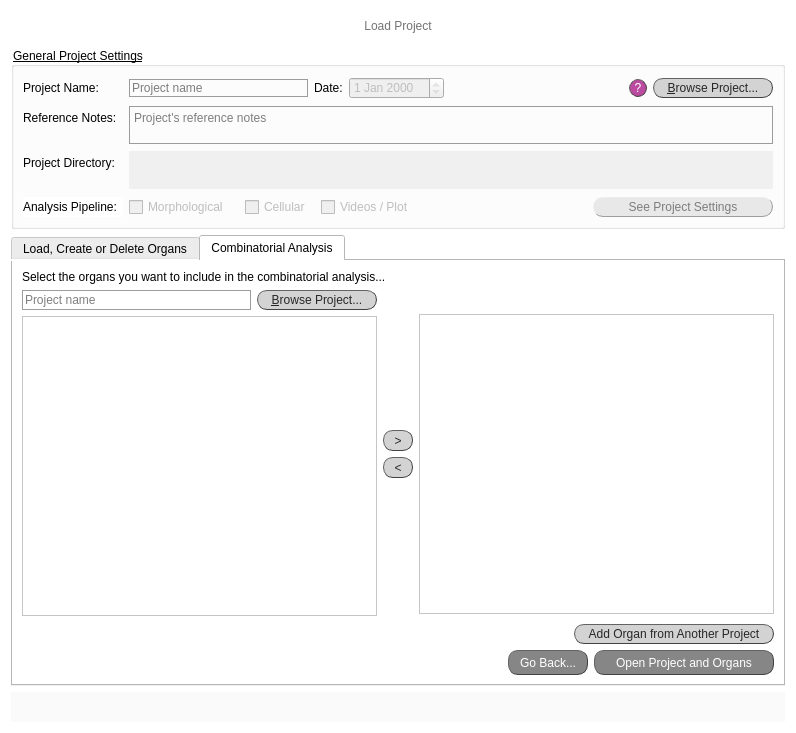
Old version of the form src/gui/ui/load_project_screen.ui in the repository jsanchez679/morphoHeart_rev.
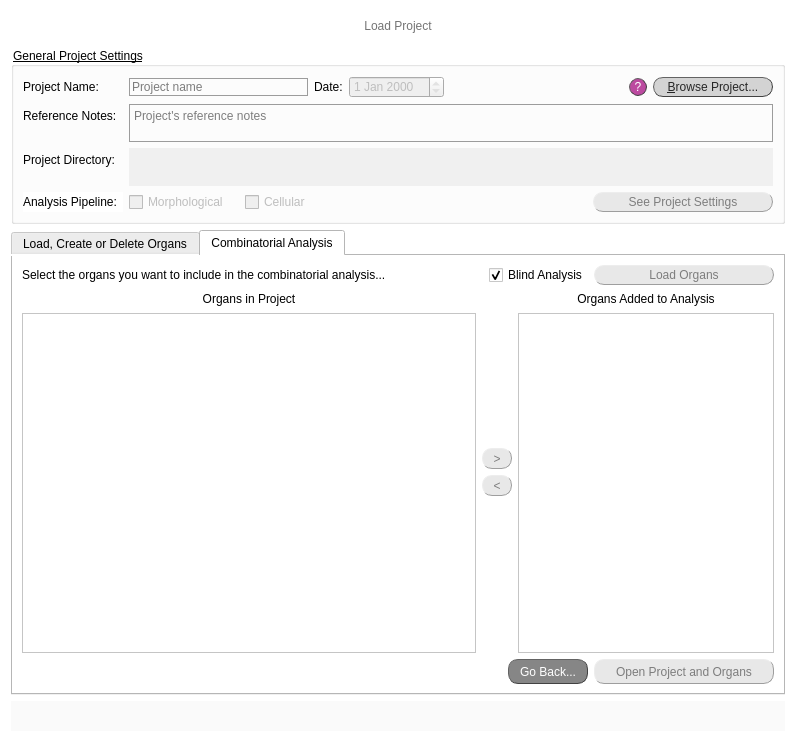
New version of the form. The open tabs and pages were chosen to show the change.

Commit message: Multi_organ in single proj: Created win and started code.

Patch:
```diff
--- a/src/gui/ui/load_project_screen.ui
+++ b/src/gui/ui/load_project_screen.ui
@@ -7,7 +7,7 @@
     <x>0</x>
     <y>0</y>
     <width>796</width>
-    <height>733</height>
+    <height>724</height>
    </rect>
   </property>
   <property name="windowTitle">
@@ -481,34 +481,6 @@
           </property>
          </widget>
         </item>
-        <item>
-         <widget class="QCheckBox" name="checkBox_mP">
-          <property name="enabled">
-           <bool>false</bool>
-          </property>
-          <property name="minimumSize">
-           <size>
-            <width>120</width>
-            <height>0</height>
-           </size>
-          </property>
-          <property name="maximumSize">
-           <size>
-            <width>120</width>
-            <height>16777215</height>
-           </size>
-          </property>
-          <property name="layoutDirection">
-           <enum>Qt::LeftToRight</enum>
-          </property>
-          <property name="styleSheet">
-           <string notr="true">font: 25 10pt &quot;Calibri Light&quot;;</string>
-          </property>
-          <property name="text">
-           <string>Videos / Plot</string>
-          </property>
-         </widget>
-        </item>
         <item>
          <spacer name="horizontalSpacer">
           <property name="orientation">
@@ -1059,121 +1031,134 @@
       </attribute>
       <layout class="QVBoxLayout" name="verticalLayout_2">
        <item>
-        <widget class="QLabel" name="lab_no_ch_8">
-         <property name="styleSheet">
-          <string notr="true">font: bold 10pt &quot;Calibri&quot;;
+        <layout class="QHBoxLayout" name="horizontalLayout_9">
+         <item>
+          <widget class="QLabel" name="lab_no_ch_9">
+           <property name="styleSheet">
+            <string notr="true">font: bold 10pt &quot;Calibri&quot;;
 background-color: rgb(255, 255, 255);</string>
-         </property>
-         <property name="text">
-          <string>Select the organs you want to include in the combinatorial analysis...</string>
-         </property>
-         <property name="alignment">
-          <set>Qt::AlignLeading|Qt::AlignLeft|Qt::AlignVCenter</set>
-         </property>
-        </widget>
+           </property>
+           <property name="text">
+            <string>Select the organs you want to include in the combinatorial analysis...</string>
+           </property>
+           <property name="alignment">
+            <set>Qt::AlignLeading|Qt::AlignLeft|Qt::AlignVCenter</set>
+           </property>
+          </widget>
+         </item>
+         <item>
+          <widget class="QCheckBox" name="cB_blind_comb">
+           <property name="sizePolicy">
+            <sizepolicy hsizetype="Fixed" vsizetype="Fixed">
+             <horstretch>0</horstretch>
+             <verstretch>0</verstretch>
+            </sizepolicy>
+           </property>
+           <property name="minimumSize">
+            <size>
+             <width>95</width>
+             <height>18</height>
+            </size>
+           </property>
+           <property name="layoutDirection">
+            <enum>Qt::LeftToRight</enum>
+           </property>
+           <property name="styleSheet">
+            <string notr="true">font: 25 10pt &quot;Calibri Light&quot;;</string>
+           </property>
+           <property name="text">
+            <string>Blind Analysis</string>
+           </property>
+           <property name="checked">
+            <bool>true</bool>
+           </property>
+          </widget>
+         </item>
+         <item>
+          <widget class="QPushButton" name="button_load_organs_comb">
+           <property name="enabled">
+            <bool>false</bool>
+           </property>
+           <property name="minimumSize">
+            <size>
+             <width>180</width>
+             <height>20</height>
+            </size>
+           </property>
+           <property name="maximumSize">
+            <size>
+             <width>180</width>
+             <height>20</height>
+            </size>
+           </property>
+           <property name="mouseTracking">
+            <bool>true</bool>
+           </property>
+           <property name="focusPolicy">
+            <enum>Qt::ClickFocus</enum>
+           </property>
+           <property name="autoFillBackground">
+            <bool>false</bool>
+           </property>
+           <property name="styleSheet">
+            <string notr="true">QPushButton{border-radius:10px;
+border-width: 1px;
+border-style: outset;
+border-color: rgb(66, 66, 66);
+background-color: rgb(211, 211, 211);
+color: rgb(39, 39, 39);
+font: 10pt &quot;Calibri Light&quot;;}
+
+QPushButton:hover{
+background-color: rgba(167, 0, 125, 200);
+border-color: #672146;
+color: rgb(234, 234, 234);
+}
+
+QPushButton:disabled{
+background-color: rgb(232, 232, 232);
+border-color: rgb(158, 158, 158);
+color: rgb(125, 125, 125);
+}
+
+QPushButton:checked{
+background-color: rgb(107, 0, 80);
+border-color: rgb(76, 0, 57);
+color: rgb(234, 234, 234);
+}</string>
+           </property>
+           <property name="text">
+            <string>Load Organs</string>
+           </property>
+           <property name="checkable">
+            <bool>true</bool>
+           </property>
+          </widget>
+         </item>
+        </layout>
        </item>
        <item>
         <layout class="QHBoxLayout" name="horizontalLayout_6">
          <item>
           <layout class="QVBoxLayout" name="verticalLayout_5">
            <item>
-            <layout class="QHBoxLayout" name="horizontalLayout_9">
-             <item>
-              <widget class="QLineEdit" name="lineEdit_proj_name_2add">
-               <property name="enabled">
-                <bool>false</bool>
-               </property>
-               <property name="minimumSize">
-                <size>
-                 <width>0</width>
-                 <height>20</height>
-                </size>
-               </property>
-               <property name="focusPolicy">
-                <enum>Qt::StrongFocus</enum>
-               </property>
-               <property name="layoutDirection">
-                <enum>Qt::RightToLeft</enum>
-               </property>
-               <property name="styleSheet">
-                <string notr="true">QLineEdit {background-color: rgba(0,0,0,0);
-border: 1px solid rgb(156, 156, 156);
-font: 25 10pt &quot;Calibri Light&quot;;
-font-family: &quot;Calibri Light&quot;;
-}
-QLineEdit:focus { border: 1px solid #eb6fbd;}
-					</string>
-               </property>
-               <property name="maxLength">
-                <number>30</number>
-               </property>
-               <property name="frame">
-                <bool>true</bool>
-               </property>
-               <property name="placeholderText">
-                <string>Project name</string>
-               </property>
-              </widget>
-             </item>
-             <item>
-              <widget class="QPushButton" name="button_browse_proj_2add">
-               <property name="minimumSize">
-                <size>
-                 <width>120</width>
-                 <height>0</height>
-                </size>
-               </property>
-               <property name="maximumSize">
-                <size>
-                 <width>120</width>
-                 <height>20</height>
-                </size>
-               </property>
-               <property name="mouseTracking">
-                <bool>true</bool>
-               </property>
-               <property name="focusPolicy">
-                <enum>Qt::ClickFocus</enum>
-               </property>
-               <property name="autoFillBackground">
-                <bool>false</bool>
-               </property>
-               <property name="styleSheet">
-                <string notr="true">QPushButton{border-radius:10px;
-border-width: 1px;
-border-style: outset;
-border-color: rgb(66, 66, 66);
-background-color: rgb(211, 211, 211);
-color: rgb(39, 39, 39);
-font: 10pt &quot;Calibri Light&quot;;}
-
-QPushButton:hover{
-background-color: rgba(167, 0, 125, 200);
-border-color: #672146;
-color: rgb(234, 234, 234);
-}
-
-QPushButton:disabled{
-background-color: rgb(232, 232, 232);
-border-color: rgb(158, 158, 158);
-color: rgb(125, 125, 125);
-}
-</string>
-               </property>
-               <property name="text">
-                <string>&amp;Browse Project...</string>
-               </property>
-               <property name="checkable">
-                <bool>true</bool>
-               </property>
-              </widget>
-             </item>
-            </layout>
+            <widget class="QLabel" name="lab_no_ch_10">
+             <property name="styleSheet">
+              <string notr="true">font: 10pt &quot;Calibri&quot;;
+background-color: rgb(255, 255, 255);</string>
+             </property>
+             <property name="text">
+              <string>Organs in Project</string>
+             </property>
+             <property name="alignment">
+              <set>Qt::AlignCenter</set>
+             </property>
+            </widget>
            </item>
            <item>
             <widget class="QTableWidget" name="tabW_select_organs">
              <property name="sizePolicy">
-              <sizepolicy hsizetype="Preferred" vsizetype="Fixed">
+              <sizepolicy hsizetype="Expanding" vsizetype="Fixed">
                <horstretch>0</horstretch>
                <verstretch>0</verstretch>
               </sizepolicy>
@@ -1181,13 +1166,13 @@
              <property name="minimumSize">
               <size>
                <width>0</width>
-               <height>300</height>
+               <height>340</height>
               </size>
              </property>
              <property name="maximumSize">
               <size>
                <width>16777215</width>
-               <height>300</height>
+               <height>340</height>
               </size>
              </property>
              <property name="styleSheet">
@@ -1279,6 +1264,9 @@
            </item>
            <item>
             <widget class="QPushButton" name="add_organ">
+             <property name="enabled">
+              <bool>false</bool>
+             </property>
              <property name="minimumSize">
               <size>
                <width>30</width>
@@ -1320,6 +1308,9 @@
            </item>
            <item>
             <widget class="QPushButton" name="remove_organ">
+             <property name="enabled">
+              <bool>false</bool>
+             </property>
              <property name="minimumSize">
               <size>
                <width>30</width>
@@ -1377,17 +1368,18 @@
          <item>
           <layout class="QVBoxLayout" name="verticalLayout_7">
            <item>
-            <spacer name="horizontalSpacer_5">
-             <property name="orientation">
-              <enum>Qt::Horizontal</enum>
+            <widget class="QLabel" name="lab_no_ch_11">
+             <property name="styleSheet">
+              <string notr="true">font: 10pt &quot;Calibri&quot;;
+background-color: rgb(255, 255, 255);</string>
              </property>
-             <property name="sizeHint" stdset="0">
-              <size>
-               <width>40</width>
-               <height>20</height>
-              </size>
+             <property name="text">
+              <string>Organs Added to Analysis</string>
              </property>
-            </spacer>
+             <property name="alignment">
+              <set>Qt::AlignCenter</set>
+             </property>
+            </widget>
            </item>
            <item>
             <widget class="QTableWidget" name="tabW_select_organs_final">
@@ -1400,13 +1392,13 @@
              <property name="minimumSize">
               <size>
                <width>0</width>
-               <height>300</height>
+               <height>340</height>
               </size>
              </property>
              <property name="maximumSize">
               <size>
                <width>16777215</width>
-               <height>300</height>
+               <height>340</height>
               </size>
              </property>
              <property name="styleSheet">
@@ -1483,76 +1475,6 @@
          </item>
         </layout>
        </item>
-       <item>
-        <layout class="QHBoxLayout" name="horizontalLayout_7">
-         <item>
-          <spacer name="horizontalSpacer_6">
-           <property name="orientation">
-            <enum>Qt::Horizontal</enum>
-           </property>
-           <property name="sizeHint" stdset="0">
-            <size>
-             <width>40</width>
-             <height>20</height>
-            </size>
-           </property>
-          </spacer>
-         </item>
-         <item>
-          <widget class="QPushButton" name="button_add_organ_other_proj_2">
-           <property name="minimumSize">
-            <size>
-             <width>200</width>
-             <height>20</height>
-            </size>
-           </property>
-           <property name="maximumSize">
-            <size>
-             <width>16777215</width>
-             <height>20</height>
-            </size>
-           </property>
-           <property name="autoFillBackground">
-            <bool>false</bool>
-           </property>
-           <property name="styleSheet">
-            <string notr="true">QPushButton{border-radius:10px;
-border-width: 1px;
-border-style: outset;
-border-color: rgb(66, 66, 66);
-background-color: rgb(211, 211, 211);
-color: rgb(39, 39, 39);
-font: 10pt &quot;Calibri Light&quot;;}
-
-QPushButton:hover{
-background-color: rgba(167, 0, 125, 200);
-border-color: #672146;
-color: rgb(234, 234, 234);
-}
-
-QPushButton:disabled{
-background-color: rgb(232, 232, 232);
-border-color: rgb(158, 158, 158);
-color: rgb(125, 125, 125);
-}
-</string>
-           </property>
-           <property name="text">
-            <string>Add Organ from Another Project</string>
-           </property>
-           <property name="checkable">
-            <bool>true</bool>
-           </property>
-           <property name="autoExclusive">
-            <bool>true</bool>
-           </property>
-           <property name="autoDefault">
-            <bool>false</bool>
-           </property>
-          </widget>
-         </item>
-        </layout>
-       </item>
        <item>
         <layout class="QHBoxLayout" name="horizontalLayout_10">
          <item>
@@ -1621,6 +1543,9 @@
          </item>
          <item>
           <widget class="QPushButton" name="go_to_analysis_window">
+           <property name="enabled">
+            <bool>false</bool>
+           </property>
            <property name="minimumSize">
             <size>
              <width>180</width>
```
Left out of the diff: 11 changed lines with no effect on the pictures. The commit also changes 16 other files.
